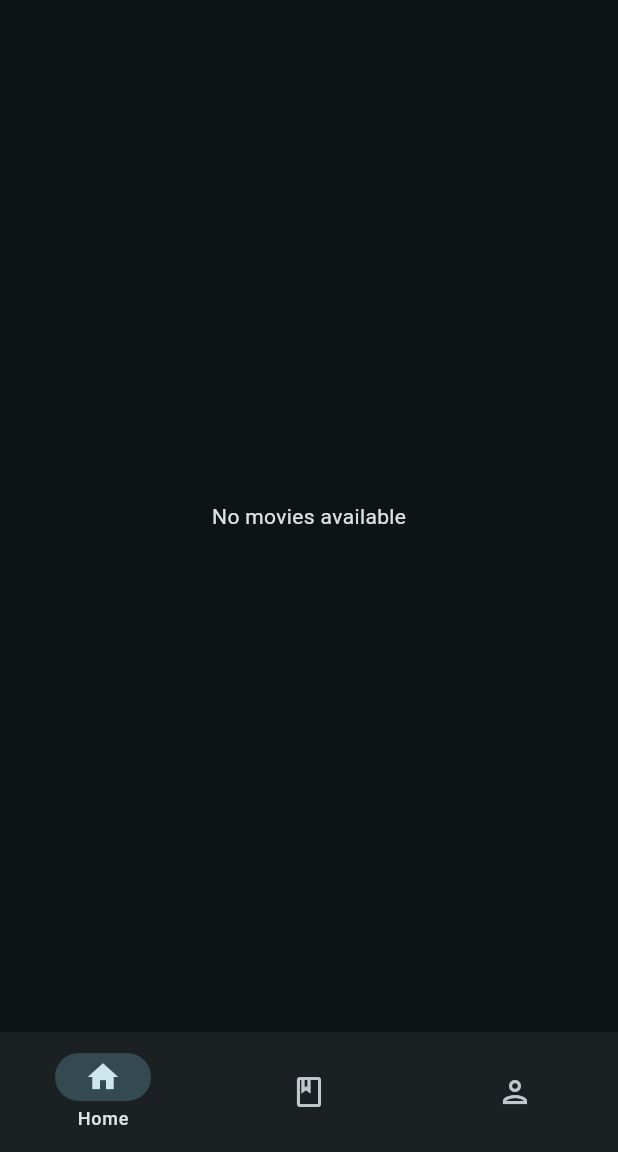
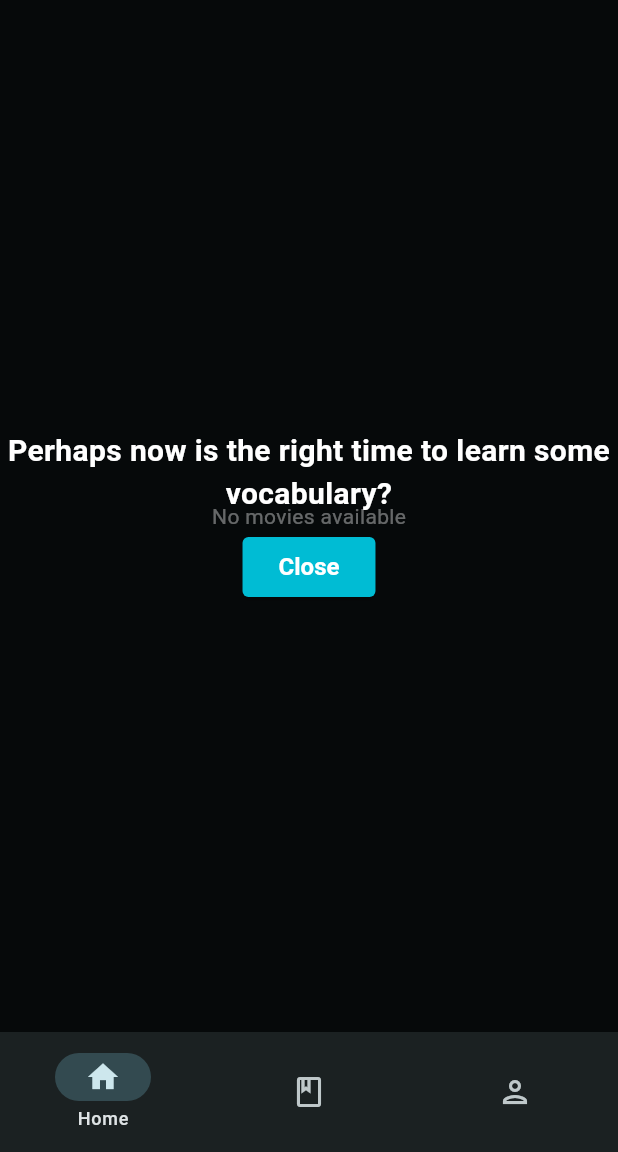
Before and after one commit to Movielingo/movielingo_app, a Flutter app: the screen it shows once a user with an empty profile is signed in, on a phone screen of 412 x 824 dp, the part 84-1236 px from its top. Run offline on Flutter 3.47's test engine with Material 3 defaults, Android fonts, the phone set to English and light mode, and no system bars; our stand-ins replace cloud_firestore, firebase_auth, firebase_core, firebase_storage, get, google_sign_in and 3 more; missing offline and left inert: firebase_app_check; accounts and stored records are empty.

Commit message:
feat(home): add accelerometer isStationary

```diff
--- a/lib/main.dart
+++ b/lib/main.dart
@@ -3,7 +3,6 @@ import 'package:firebase_core/firebase_core.dart';
 import 'package:flutter/material.dart';
 import 'package:movielingo_app/controllers/vocabulary_box_controller.dart';
 import 'package:movielingo_app/models/myuser.dart';
-import 'package:movielingo_app/screens/authenticate/authenticate.dart';
 import 'package:movielingo_app/screens/endpoints.dart';
 import 'package:movielingo_app/screens/home.dart';
 import 'package:movielingo_app/screens/vocabulary_box.dart';
--- a/lib/screens/home.dart
+++ b/lib/screens/home.dart
@@ -9,6 +9,7 @@ import 'package:movielingo_app/services/media_service.dart';
 import 'package:movielingo_app/services/firebase_storage_service.dart';
 import 'package:movielingo_app/services/user_service.dart';
 import 'package:get/get.dart';
+import 'package:movielingo_app/controllers/accelerometer_controller.dart';
 
 class Home extends StatefulWidget {
   const Home({super.key});
@@ -26,12 +27,24 @@ class _HomeState extends State<Home> with WidgetsBindingObserver {
   late Future<List<Movie>?> _moviesFuture;
   MyUserData? user;
 
+  final AccelerometerController _accelerometerController =
+      Get.put(AccelerometerController());
+  bool _isMessageVisible = true;
+
   @override
   void initState() {
     super.initState();
     WidgetsBinding.instance.addObserver(this);
     _moviesFuture = getAllMovies('EnglishMedia', 'german');
     _loadCurrentUser();
+
+    _accelerometerController.isStationary.listen((isStationary) {
+      if (isStationary) {
+        setState(() {
+          _isMessageVisible = true;
+        });
+      }
+    });
   }
 
   @override
@@ -108,22 +121,12 @@ class _HomeState extends State<Home> with WidgetsBindingObserver {
                   ),
                 ),
                 const SizedBox(height: 8),
-                Flexible(
-                  child: Text(
+                Text(
                   movie.title,
                   style: const TextStyle(
                       fontSize: 16, fontWeight: FontWeight.bold),
                   overflow: TextOverflow.ellipsis,
                   maxLines: 1,
-                  ),
-                ),
-                Flexible(
-                  child: Text(
-                    movie.imgRef,
-                    style: const TextStyle(fontSize: 14),
-                    overflow: TextOverflow.ellipsis,
-                    maxLines: 1,
-                  ),
                 ),
               ],
             ),
@@ -153,7 +156,7 @@ class _HomeState extends State<Home> with WidgetsBindingObserver {
                   crossAxisCount: 3,
                   crossAxisSpacing: 8,
                   mainAxisSpacing: 8,
-                  childAspectRatio: 0.7,
+                  childAspectRatio: 0.6,
                 ),
                 itemCount: snapshot.data!.length,
                 itemBuilder: (context, index) {
@@ -186,9 +189,48 @@ class _HomeState extends State<Home> with WidgetsBindingObserver {
           ),
         ],
       ),
-      body: IndexedStack(
+      body: Stack(
+        children: [
+          IndexedStack(
             index: _selectedIndex,
             children: screens,
+          ),
+          Obx(() {
+            if (_accelerometerController.isStationary.value &&
+                _isMessageVisible) {
+              return Container(
+                color: Colors.black54,
+                child: Center(
+                  child: Column(
+                    mainAxisSize: MainAxisSize.min,
+                    children: [
+                      const Text(
+                        'Perhaps now is the right time to learn some vocabulary?',
+                        style: TextStyle(
+                          color: Colors.white,
+                          fontSize: 20,
+                          fontWeight: FontWeight.bold,
+                        ),
+                        textAlign: TextAlign.center,
+                      ),
+                      const SizedBox(height: 10),
+                      ElevatedButton(
+                        onPressed: () {
+                          setState(() {
+                            _isMessageVisible = false;
+                          });
+                        },
+                        child: const Text('Close'),
+                      ),
+                    ],
+                  ),
+                ),
+              );
+            } else {
+              return const SizedBox.shrink();
+            }
+          }),
+        ],
       ),
       bottomNavigationBar: NavigationBar(
         labelBehavior: NavigationDestinationLabelBehavior.onlyShowSelected,
```
Lines whose indentation alone changed are shown as unchanged.
